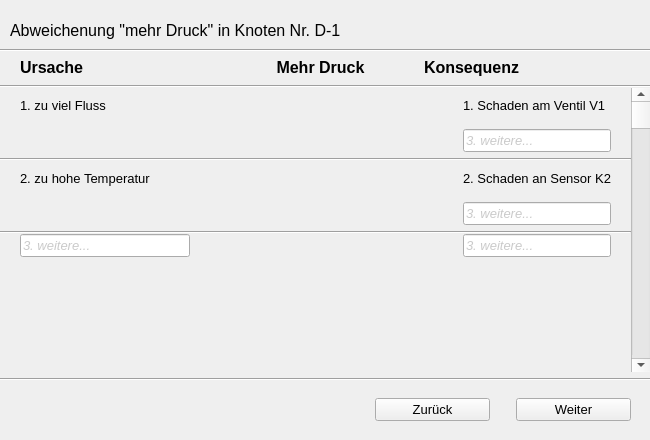
Old version of the form Code/wizard_6.ui in the repository MSPietsch/HMI.
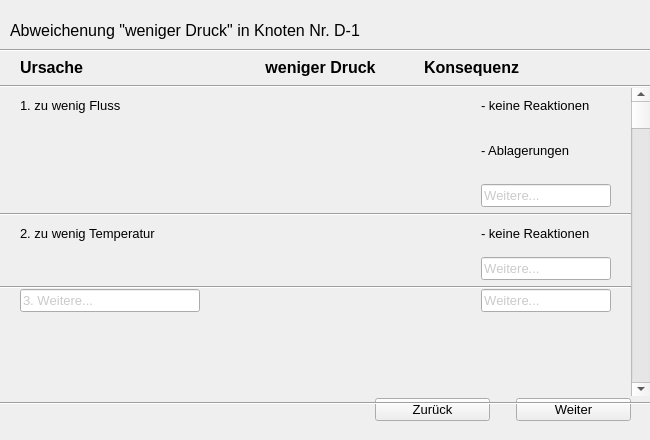
New version of the form. Icons and pictures are not drawn.

Commit message: Wizards überarbeitet

The edit to the form file:
```diff
--- a/Code/wizard_6.ui
+++ b/Code/wizard_6.ui
@@ -60,7 +60,7 @@
      </font>
     </property>
     <property name="text">
-     <string>Abweichenung &quot;mehr Druck&quot; in Knoten Nr. D-1</string>
+     <string>Abweichenung &quot;weniger Druck&quot; in Knoten Nr. D-1</string>
     </property>
     <property name="alignment">
      <set>Qt::AlignLeading|Qt::AlignLeft|Qt::AlignVCenter</set>
@@ -174,7 +174,7 @@
       <x>0</x>
       <y>50</y>
       <width>651</width>
-      <height>331</height>
+      <height>355</height>
      </rect>
     </property>
     <layout class="QGridLayout" name="gridLayout_4">
@@ -204,294 +204,30 @@
          </item>
          <item row="1" column="0">
           <layout class="QGridLayout" name="gridLayout">
-           <item row="3" column="5">
-            <widget class="QLabel" name="label_9">
-             <property name="text">
-              <string>2. Schaden an Sensor K2</string>
-             </property>
-            </widget>
-           </item>
-           <item row="6" column="1">
-            <widget class="QLineEdit" name="lineEdit">
-             <property name="maximumSize">
-              <size>
-               <width>170</width>
-               <height>16777215</height>
-              </size>
-             </property>
-             <property name="palette">
-              <palette>
-               <active>
-                <colorrole role="Text">
-                 <brush brushstyle="SolidPattern">
-                  <color alpha="255">
-                   <red>150</red>
-                   <green>150</green>
-                   <blue>150</blue>
-                  </color>
-                 </brush>
-                </colorrole>
-                <colorrole role="PlaceholderText">
-                 <brush brushstyle="SolidPattern">
-                  <color alpha="128">
-                   <red>150</red>
-                   <green>150</green>
-                   <blue>150</blue>
-                  </color>
-                 </brush>
-                </colorrole>
-               </active>
-               <inactive>
-                <colorrole role="Text">
-                 <brush brushstyle="SolidPattern">
-                  <color alpha="255">
-                   <red>150</red>
-                   <green>150</green>
-                   <blue>150</blue>
-                  </color>
-                 </brush>
-                </colorrole>
-                <colorrole role="PlaceholderText">
-                 <brush brushstyle="SolidPattern">
-                  <color alpha="128">
-                   <red>150</red>
-                   <green>150</green>
-                   <blue>150</blue>
-                  </color>
-                 </brush>
-                </colorrole>
-               </inactive>
-               <disabled>
-                <colorrole role="Text">
-                 <brush brushstyle="SolidPattern">
-                  <color alpha="255">
-                   <red>120</red>
-                   <green>120</green>
-                   <blue>120</blue>
-                  </color>
-                 </brush>
-                </colorrole>
-                <colorrole role="PlaceholderText">
-                 <brush brushstyle="SolidPattern">
-                  <color alpha="128">
-                   <red>0</red>
-                   <green>0</green>
-                   <blue>0</blue>
-                  </color>
-                 </brush>
-                </colorrole>
-               </disabled>
-              </palette>
-             </property>
-             <property name="font">
-              <font>
-               <weight>50</weight>
-               <italic>true</italic>
-               <bold>false</bold>
-               <kerning>false</kerning>
-              </font>
-             </property>
-             <property name="text">
-              <string/>
-             </property>
-             <property name="placeholderText">
-              <string>3. weitere...</string>
-             </property>
-            </widget>
-           </item>
-           <item row="0" column="3">
-            <widget class="QLabel" name="label_23">
-             <property name="maximumSize">
-              <size>
-               <width>35</width>
-               <height>35</height>
-              </size>
-             </property>
-             <property name="text">
-              <string/>
-             </property>
-             <property name="pixmap">
-              <pixmap>../../../../../Tim/PycharmProjects/HMI/icons/Pfeil_transparent_small.png</pixmap>
-             </property>
-             <property name="scaledContents">
-              <bool>true</bool>
-             </property>
-             <property name="alignment">
-              <set>Qt::AlignCenter</set>
-             </property>
-            </widget>
-           </item>
-           <item row="0" column="2">
-            <spacer name="horizontalSpacer_14">
-             <property name="orientation">
-              <enum>Qt::Horizontal</enum>
-             </property>
-             <property name="sizeType">
-              <enum>QSizePolicy::Expanding</enum>
-             </property>
-             <property name="sizeHint" stdset="0">
-              <size>
-               <width>80</width>
-               <height>20</height>
-              </size>
-             </property>
-            </spacer>
-           </item>
-           <item row="2" column="0" colspan="7">
+           <item row="3" column="0" colspan="7">
             <widget class="Line" name="line_3">
              <property name="orientation">
               <enum>Qt::Horizontal</enum>
              </property>
             </widget>
            </item>
-           <item row="0" column="7" rowspan="9">
-            <widget class="QScrollBar" name="verticalScrollBar">
-             <property name="minimumSize">
-              <size>
-               <width>20</width>
-               <height>0</height>
-              </size>
-             </property>
+           <item row="2" column="3">
+            <spacer name="verticalSpacer">
              <property name="orientation">
               <enum>Qt::Vertical</enum>
              </property>
-            </widget>
-           </item>
-           <item row="6" column="3">
-            <widget class="QLabel" name="label_24">
-             <property name="maximumSize">
-              <size>
-               <width>35</width>
-               <height>35</height>
-              </size>
-             </property>
-             <property name="text">
-              <string/>
-             </property>
-             <property name="pixmap">
-              <pixmap>../../../../../Tim/PycharmProjects/HMI/icons/Pfeil_transparent_small.png</pixmap>
-             </property>
-             <property name="scaledContents">
-              <bool>true</bool>
-             </property>
-             <property name="alignment">
-              <set>Qt::AlignCenter</set>
-             </property>
-            </widget>
-           </item>
-           <item row="3" column="1">
-            <widget class="QLabel" name="label">
-             <property name="maximumSize">
-              <size>
-               <width>180</width>
-               <height>16777215</height>
-              </size>
-             </property>
-             <property name="text">
-              <string>2. zu hohe Temperatur</string>
-             </property>
-            </widget>
-           </item>
-           <item row="0" column="6">
-            <spacer name="horizontalSpacer_13">
-             <property name="orientation">
-              <enum>Qt::Horizontal</enum>
-             </property>
              <property name="sizeType">
               <enum>QSizePolicy::Fixed</enum>
              </property>
              <property name="sizeHint" stdset="0">
               <size>
                <width>20</width>
-               <height>20</height>
-              </size>
-             </property>
-            </spacer>
-           </item>
-           <item row="3" column="3">
-            <widget class="QLabel" name="label_22">
-             <property name="maximumSize">
-              <size>
-               <width>35</width>
                <height>35</height>
               </size>
              </property>
-             <property name="text">
-              <string/>
-             </property>
-             <property name="pixmap">
-              <pixmap>../../../../../Tim/PycharmProjects/HMI/icons/Pfeil_transparent_small.png</pixmap>
-             </property>
-             <property name="scaledContents">
-              <bool>true</bool>
-             </property>
-             <property name="alignment">
-              <set>Qt::AlignCenter</set>
-             </property>
-             <property name="wordWrap">
-              <bool>false</bool>
-             </property>
-            </widget>
-           </item>
-           <item row="0" column="0">
-            <spacer name="horizontalSpacer_11">
-             <property name="orientation">
-              <enum>Qt::Horizontal</enum>
-             </property>
-             <property name="sizeType">
-              <enum>QSizePolicy::Fixed</enum>
-             </property>
-             <property name="sizeHint" stdset="0">
-              <size>
-               <width>20</width>
-               <height>20</height>
-              </size>
-             </property>
             </spacer>
            </item>
-           <item row="0" column="5">
-            <widget class="QLabel" name="label_4">
-             <property name="text">
-              <string>1. Schaden am Ventil V1</string>
-             </property>
-             <property name="scaledContents">
-              <bool>true</bool>
-             </property>
-            </widget>
-           </item>
-           <item row="0" column="4">
-            <spacer name="horizontalSpacer_15">
-             <property name="orientation">
-              <enum>Qt::Horizontal</enum>
-             </property>
-             <property name="sizeType">
-              <enum>QSizePolicy::Expanding</enum>
-             </property>
-             <property name="sizeHint" stdset="0">
-              <size>
-               <width>80</width>
-               <height>20</height>
-              </size>
-             </property>
-            </spacer>
-           </item>
-           <item row="4" column="3">
-            <spacer name="verticalSpacer_2">
-             <property name="orientation">
-              <enum>Qt::Vertical</enum>
-             </property>
-             <property name="sizeType">
-              <enum>QSizePolicy::Fixed</enum>
-             </property>
-             <property name="sizeHint" stdset="0">
-              <size>
-               <width>20</width>
-               <height>35</height>
-              </size>
-             </property>
-            </spacer>
-           </item>
-           <item row="7" column="1">
+           <item row="8" column="1">
             <spacer name="verticalSpacer_3">
              <property name="orientation">
               <enum>Qt::Vertical</enum>
@@ -507,7 +243,36 @@
              </property>
             </spacer>
            </item>
-           <item row="1" column="1">
+           <item row="0" column="4">
+            <spacer name="horizontalSpacer_15">
+             <property name="orientation">
+              <enum>Qt::Horizontal</enum>
+             </property>
+             <property name="sizeType">
+              <enum>QSizePolicy::Expanding</enum>
+             </property>
+             <property name="sizeHint" stdset="0">
+              <size>
+               <width>80</width>
+               <height>20</height>
+              </size>
+             </property>
+            </spacer>
+           </item>
+           <item row="4" column="1">
+            <widget class="QLabel" name="label">
+             <property name="maximumSize">
+              <size>
+               <width>180</width>
+               <height>16777215</height>
+              </size>
+             </property>
+             <property name="text">
+              <string>2. zu wenig Temperatur</string>
+             </property>
+            </widget>
+           </item>
+           <item row="2" column="1">
             <spacer name="horizontalSpacer_10">
              <property name="orientation">
               <enum>Qt::Horizontal</enum>
@@ -523,31 +288,15 @@
              </property>
             </spacer>
            </item>
-           <item row="5" column="0" colspan="7">
+           <item row="6" column="0" colspan="7">
             <widget class="Line" name="line_5">
              <property name="orientation">
               <enum>Qt::Horizontal</enum>
              </property>
             </widget>
            </item>
-           <item row="3" column="0">
-            <spacer name="horizontalSpacer_12">
-             <property name="orientation">
-              <enum>Qt::Horizontal</enum>
-             </property>
-             <property name="sizeType">
-              <enum>QSizePolicy::Fixed</enum>
-             </property>
-             <property name="sizeHint" stdset="0">
-              <size>
-               <width>20</width>
-               <height>20</height>
-              </size>
-             </property>
-            </spacer>
-           </item>
-           <item row="6" column="5">
-            <widget class="QLineEdit" name="lineEdit_4">
+           <item row="7" column="1">
+            <widget class="QLineEdit" name="lineEdit_6">
              <property name="maximumSize">
               <size>
                <width>180</width>
@@ -560,9 +309,9 @@
                 <colorrole role="Text">
                  <brush brushstyle="SolidPattern">
                   <color alpha="255">
-                   <red>150</red>
-                   <green>150</green>
-                   <blue>150</blue>
+                   <red>0</red>
+                   <green>0</green>
+                   <blue>0</blue>
                   </color>
                  </brush>
                 </colorrole>
@@ -580,9 +329,9 @@
                 <colorrole role="Text">
                  <brush brushstyle="SolidPattern">
                   <color alpha="255">
-                   <red>150</red>
-                   <green>150</green>
-                   <blue>150</blue>
+                   <red>0</red>
+                   <green>0</green>
+                   <blue>0</blue>
                   </color>
                  </brush>
                 </colorrole>
@@ -621,7 +370,7 @@
              <property name="font">
               <font>
                <weight>50</weight>
-               <italic>true</italic>
+               <italic>false</italic>
                <bold>false</bold>
                <kerning>false</kerning>
               </font>
@@ -629,28 +378,15 @@
              <property name="text">
               <string/>
              </property>
+             <property name="alignment">
+              <set>Qt::AlignLeading|Qt::AlignLeft|Qt::AlignVCenter</set>
+             </property>
              <property name="placeholderText">
-              <string>3. weitere...</string>
+              <string>3. Weitere...</string>
              </property>
             </widget>
            </item>
-           <item row="1" column="3">
-            <spacer name="verticalSpacer">
-             <property name="orientation">
-              <enum>Qt::Vertical</enum>
-             </property>
-             <property name="sizeType">
-              <enum>QSizePolicy::Fixed</enum>
-             </property>
-             <property name="sizeHint" stdset="0">
-              <size>
-               <width>20</width>
-               <height>35</height>
-              </size>
-             </property>
-            </spacer>
-           </item>
-           <item row="1" column="5">
+           <item row="2" column="5">
             <widget class="QLineEdit" name="lineEdit_3">
              <property name="maximumSize">
               <size>
@@ -664,9 +400,9 @@
                 <colorrole role="Text">
                  <brush brushstyle="SolidPattern">
                   <color alpha="255">
-                   <red>150</red>
-                   <green>150</green>
-                   <blue>150</blue>
+                   <red>0</red>
+                   <green>0</green>
+                   <blue>0</blue>
                   </color>
                  </brush>
                 </colorrole>
@@ -684,9 +420,9 @@
                 <colorrole role="Text">
                  <brush brushstyle="SolidPattern">
                   <color alpha="255">
-                   <red>150</red>
-                   <green>150</green>
-                   <blue>150</blue>
+                   <red>0</red>
+                   <green>0</green>
+                   <blue>0</blue>
                   </color>
                  </brush>
                 </colorrole>
@@ -725,24 +461,111 @@
              <property name="font">
               <font>
                <weight>50</weight>
-               <italic>true</italic>
+               <italic>false</italic>
                <bold>false</bold>
                <kerning>false</kerning>
               </font>
              </property>
-             <property name="statusTip">
-              <string/>
-             </property>
              <property name="text">
               <string/>
              </property>
+             <property name="alignment">
+              <set>Qt::AlignLeading|Qt::AlignLeft|Qt::AlignVCenter</set>
+             </property>
              <property name="placeholderText">
-              <string>3. weitere...</string>
+              <string>Weitere...</string>
              </property>
             </widget>
            </item>
-           <item row="4" column="5">
-            <widget class="QLineEdit" name="lineEdit_2">
+           <item row="0" column="5">
+            <widget class="QLabel" name="label_4">
+             <property name="text">
+              <string>- keine Reaktionen</string>
+             </property>
+             <property name="scaledContents">
+              <bool>true</bool>
+             </property>
+             <property name="wordWrap">
+              <bool>true</bool>
+             </property>
+            </widget>
+           </item>
+           <item row="1" column="5">
+            <widget class="QLabel" name="label_7">
+             <property name="text">
+              <string>- Ablagerungen</string>
+             </property>
+             <property name="wordWrap">
+              <bool>true</bool>
+             </property>
+            </widget>
+           </item>
+           <item row="4" column="0">
+            <spacer name="horizontalSpacer_12">
+             <property name="orientation">
+              <enum>Qt::Horizontal</enum>
+             </property>
+             <property name="sizeType">
+              <enum>QSizePolicy::Fixed</enum>
+             </property>
+             <property name="sizeHint" stdset="0">
+              <size>
+               <width>20</width>
+               <height>20</height>
+              </size>
+             </property>
+            </spacer>
+           </item>
+           <item row="5" column="3">
+            <spacer name="verticalSpacer_2">
+             <property name="orientation">
+              <enum>Qt::Vertical</enum>
+             </property>
+             <property name="sizeType">
+              <enum>QSizePolicy::Fixed</enum>
+             </property>
+             <property name="sizeHint" stdset="0">
+              <size>
+               <width>20</width>
+               <height>35</height>
+              </size>
+             </property>
+            </spacer>
+           </item>
+           <item row="0" column="0">
+            <spacer name="horizontalSpacer_11">
+             <property name="orientation">
+              <enum>Qt::Horizontal</enum>
+             </property>
+             <property name="sizeType">
+              <enum>QSizePolicy::Fixed</enum>
+             </property>
+             <property name="sizeHint" stdset="0">
+              <size>
+               <width>20</width>
+               <height>20</height>
+              </size>
+             </property>
+            </spacer>
+           </item>
+           <item row="0" column="6">
+            <spacer name="horizontalSpacer_13">
+             <property name="orientation">
+              <enum>Qt::Horizontal</enum>
+             </property>
+             <property name="sizeType">
+              <enum>QSizePolicy::Fixed</enum>
+             </property>
+             <property name="sizeHint" stdset="0">
+              <size>
+               <width>20</width>
+               <height>20</height>
+              </size>
+             </property>
+            </spacer>
+           </item>
+           <item row="5" column="5">
+            <widget class="QLineEdit" name="lineEdit_5">
              <property name="maximumSize">
               <size>
                <width>180</width>
@@ -755,9 +578,9 @@
                 <colorrole role="Text">
                  <brush brushstyle="SolidPattern">
                   <color alpha="255">
-                   <red>150</red>
-                   <green>150</green>
-                   <blue>150</blue>
+                   <red>0</red>
+                   <green>0</green>
+                   <blue>0</blue>
                   </color>
                  </brush>
                 </colorrole>
@@ -775,9 +598,9 @@
                 <colorrole role="Text">
                  <brush brushstyle="SolidPattern">
                   <color alpha="255">
-                   <red>150</red>
-                   <green>150</green>
-                   <blue>150</blue>
+                   <red>0</red>
+                   <green>0</green>
+                   <blue>0</blue>
                   </color>
                  </brush>
                 </colorrole>
@@ -816,7 +639,7 @@
              <property name="font">
               <font>
                <weight>50</weight>
-               <italic>true</italic>
+               <italic>false</italic>
                <bold>false</bold>
                <kerning>false</kerning>
               </font>
@@ -828,7 +651,20 @@
               <set>Qt::AlignLeading|Qt::AlignLeft|Qt::AlignVCenter</set>
              </property>
              <property name="placeholderText">
-              <string>3. weitere...</string>
+              <string>Weitere...</string>
+             </property>
+            </widget>
+           </item>
+           <item row="0" column="7" rowspan="10">
+            <widget class="QScrollBar" name="verticalScrollBar">
+             <property name="minimumSize">
+              <size>
+               <width>20</width>
+               <height>0</height>
+              </size>
+             </property>
+             <property name="orientation">
+              <enum>Qt::Vertical</enum>
              </property>
             </widget>
            </item>
@@ -841,7 +677,202 @@
               </size>
              </property>
              <property name="text">
-              <string>1. zu viel Fluss</string>
+              <string>1. zu wenig Fluss</string>
+             </property>
+            </widget>
+           </item>
+           <item row="7" column="5">
+            <widget class="QLineEdit" name="lineEdit_4">
+             <property name="maximumSize">
+              <size>
+               <width>180</width>
+               <height>16777215</height>
+              </size>
+             </property>
+             <property name="palette">
+              <palette>
+               <active>
+                <colorrole role="Text">
+                 <brush brushstyle="SolidPattern">
+                  <color alpha="255">
+                   <red>0</red>
+                   <green>0</green>
+                   <blue>0</blue>
+                  </color>
+                 </brush>
+                </colorrole>
+                <colorrole role="PlaceholderText">
+                 <brush brushstyle="SolidPattern">
+                  <color alpha="128">
+                   <red>150</red>
+                   <green>150</green>
+                   <blue>150</blue>
+                  </color>
+                 </brush>
+                </colorrole>
+               </active>
+               <inactive>
+                <colorrole role="Text">
+                 <brush brushstyle="SolidPattern">
+                  <color alpha="255">
+                   <red>0</red>
+                   <green>0</green>
+                   <blue>0</blue>
+                  </color>
+                 </brush>
+                </colorrole>
+                <colorrole role="PlaceholderText">
+                 <brush brushstyle="SolidPattern">
+                  <color alpha="128">
+                   <red>150</red>
+                   <green>150</green>
+                   <blue>150</blue>
+                  </color>
+                 </brush>
+                </colorrole>
+               </inactive>
+               <disabled>
+                <colorrole role="Text">
+                 <brush brushstyle="SolidPattern">
+                  <color alpha="255">
+                   <red>120</red>
+                   <green>120</green>
+                   <blue>120</blue>
+                  </color>
+                 </brush>
+                </colorrole>
+                <colorrole role="PlaceholderText">
+                 <brush brushstyle="SolidPattern">
+                  <color alpha="128">
+                   <red>0</red>
+                   <green>0</green>
+                   <blue>0</blue>
+                  </color>
+                 </brush>
+                </colorrole>
+               </disabled>
+              </palette>
+             </property>
+             <property name="font">
+              <font>
+               <weight>50</weight>
+               <italic>false</italic>
+               <bold>false</bold>
+               <kerning>false</kerning>
+              </font>
+             </property>
+             <property name="text">
+              <string/>
+             </property>
+             <property name="alignment">
+              <set>Qt::AlignLeading|Qt::AlignLeft|Qt::AlignVCenter</set>
+             </property>
+             <property name="placeholderText">
+              <string>Weitere...</string>
+             </property>
+            </widget>
+           </item>
+           <item row="0" column="2">
+            <spacer name="horizontalSpacer_14">
+             <property name="orientation">
+              <enum>Qt::Horizontal</enum>
+             </property>
+             <property name="sizeType">
+              <enum>QSizePolicy::Expanding</enum>
+             </property>
+             <property name="sizeHint" stdset="0">
+              <size>
+               <width>80</width>
+               <height>20</height>
+              </size>
+             </property>
+            </spacer>
+           </item>
+           <item row="0" column="3">
+            <widget class="QLabel" name="label_23">
+             <property name="maximumSize">
+              <size>
+               <width>35</width>
+               <height>35</height>
+              </size>
+             </property>
+             <property name="text">
+              <string/>
+             </property>
+             <property name="pixmap">
+              <pixmap>../icons/Pfeil_transparent_small.png</pixmap>
+             </property>
+             <property name="scaledContents">
+              <bool>true</bool>
+             </property>
+             <property name="alignment">
+              <set>Qt::AlignCenter</set>
+             </property>
+             <property name="wordWrap">
+              <bool>false</bool>
+             </property>
+            </widget>
+           </item>
+           <item row="4" column="3">
+            <widget class="QLabel" name="label_25">
+             <property name="maximumSize">
+              <size>
+               <width>35</width>
+               <height>35</height>
+              </size>
+             </property>
+             <property name="text">
+              <string/>
+             </property>
+             <property name="pixmap">
+              <pixmap>../icons/Pfeil_transparent_small.png</pixmap>
+             </property>
+             <property name="scaledContents">
+              <bool>true</bool>
+             </property>
+             <property name="alignment">
+              <set>Qt::AlignCenter</set>
+             </property>
+             <property name="wordWrap">
+              <bool>false</bool>
+             </property>
+            </widget>
+           </item>
+           <item row="4" column="5">
+            <widget class="QLabel" name="label_8">
+             <property name="text">
+              <string>- keine Reaktionen</string>
+             </property>
+             <property name="scaledContents">
+              <bool>true</bool>
+             </property>
+             <property name="wordWrap">
+              <bool>true</bool>
+             </property>
+            </widget>
+           </item>
+           <item row="7" column="3">
+            <widget class="QLabel" name="label_26">
+             <property name="maximumSize">
+              <size>
+               <width>35</width>
+               <height>35</height>
+              </size>
+             </property>
+             <property name="text">
+              <string/>
+             </property>
+             <property name="pixmap">
+              <pixmap>../icons/Pfeil_transparent_small.png</pixmap>
+             </property>
+             <property name="scaledContents">
+              <bool>true</bool>
+             </property>
+             <property name="alignment">
+              <set>Qt::AlignCenter</set>
+             </property>
+             <property name="wordWrap">
+              <bool>false</bool>
              </property>
             </widget>
            </item>
@@ -925,7 +956,7 @@
             </font>
            </property>
            <property name="text">
-            <string>Mehr Druck</string>
+            <string>weniger Druck</string>
            </property>
            <property name="alignment">
             <set>Qt::AlignCenter</set>
```
The commit also changes 14 other files.
